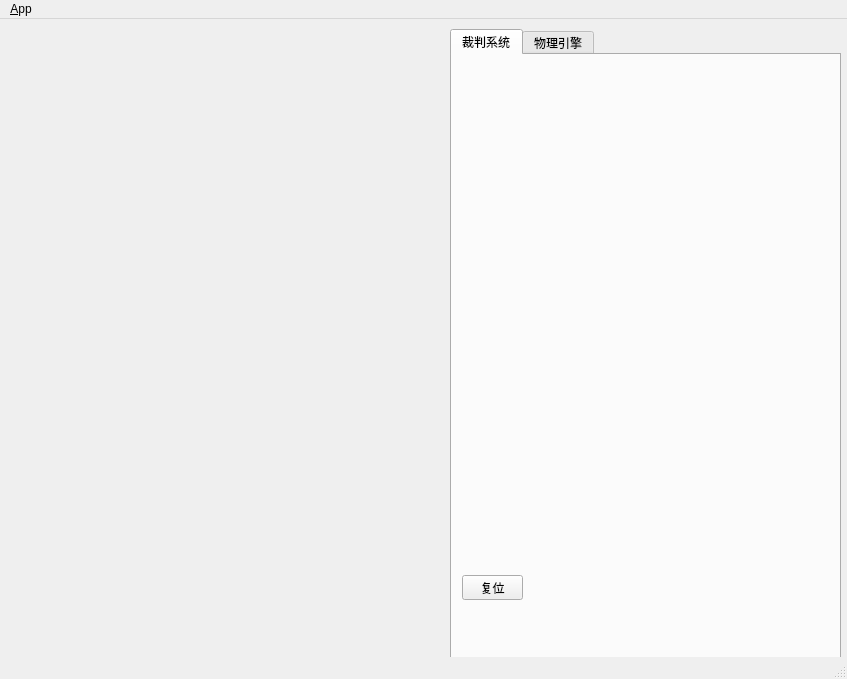
Qt form src/hero_interface/ui/main_window.ui (chalkchalk/1CRA_HER0) before a commit.
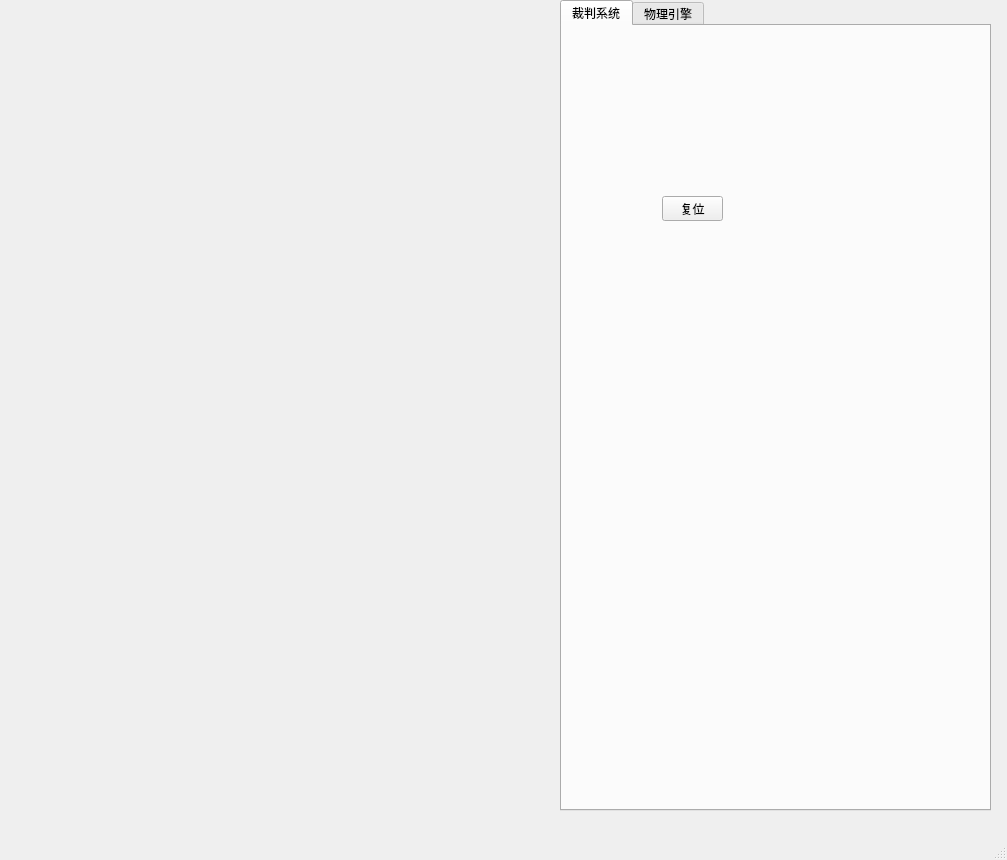
The same form after that commit. Icons and pictures are not drawn.

```diff
--- a/src/hero_interface/ui/main_window.ui
+++ b/src/hero_interface/ui/main_window.ui
@@ -6,8 +6,8 @@
    <rect>
     <x>0</x>
     <y>0</y>
-    <width>847</width>
-    <height>679</height>
+    <width>1007</width>
+    <height>860</height>
    </rect>
   </property>
   <property name="sizePolicy">
@@ -32,8 +32,8 @@
      <rect>
       <x>0</x>
       <y>10</y>
-      <width>441</width>
-      <height>621</height>
+      <width>541</width>
+      <height>801</height>
      </rect>
     </property>
     <layout class="QHBoxLayout" name="horizontalLayout_4"/>
@@ -41,10 +41,10 @@
    <widget class="QTabWidget" name="tabWidget">
     <property name="geometry">
      <rect>
-      <x>450</x>
-      <y>10</y>
-      <width>391</width>
-      <height>631</height>
+      <x>560</x>
+      <y>0</y>
+      <width>431</width>
+      <height>811</height>
      </rect>
     </property>
     <property name="currentIndex">
@@ -57,8 +57,8 @@
      <widget class="QPushButton" name="pushButtonReset">
       <property name="geometry">
        <rect>
-        <x>10</x>
-        <y>520</y>
+        <x>100</x>
+        <y>170</y>
         <width>61</width>
         <height>25</height>
        </rect>
@@ -80,22 +80,10 @@
     <rect>
      <x>0</x>
      <y>0</y>
-     <width>847</width>
+     <width>1007</width>
      <height>28</height>
     </rect>
    </property>
-   <widget class="QMenu" name="menu_File">
-    <property name="title">
-     <string>&amp;App</string>
-    </property>
-    <addaction name="action_Preferences"/>
-    <addaction name="separator"/>
-    <addaction name="actionAbout"/>
-    <addaction name="actionAbout_Qt"/>
-    <addaction name="separator"/>
-    <addaction name="action_Quit"/>
-   </widget>
-   <addaction name="menu_File"/>
   </widget>
   <widget class="QStatusBar" name="statusbar"/>
   <action name="action_Quit">
```
